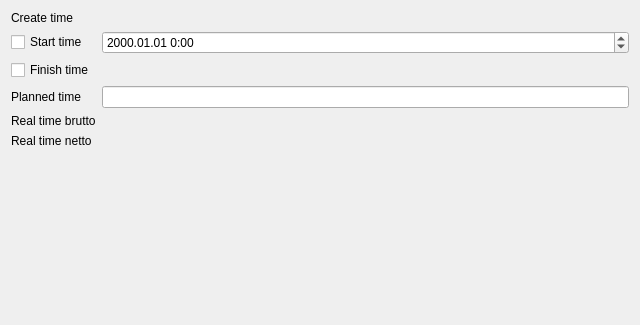
Qt form src/TabletDlgTask.ui (ya-breeze/TM) before a commit; both pictures show x 0 to 640 and y 0 to 325 of the 640 by 480 pixel window.
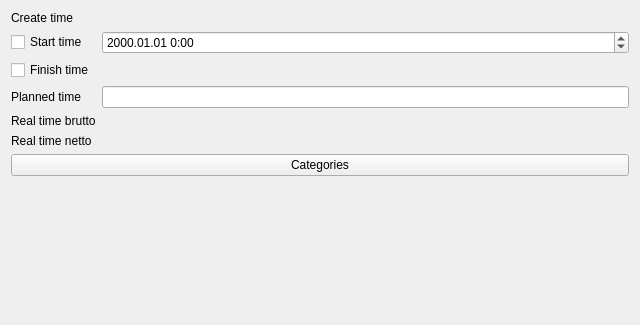
The same form after that commit.

Commit message: Управление категориями в GUI таблетки

```diff
--- a/src/TabletDlgTask.ui
+++ b/src/TabletDlgTask.ui
@@ -104,6 +104,13 @@
      </item>
     </layout>
    </item>
+   <item>
+    <widget class="QPushButton" name="btnCategories">
+     <property name="text">
+      <string>Categories</string>
+     </property>
+    </widget>
+   </item>
    <item>
     <spacer name="verticalSpacer">
      <property name="orientation">
```
Left out of the diff: 16 changed lines with no effect on the pictures. The commit also changes 5 other files.
